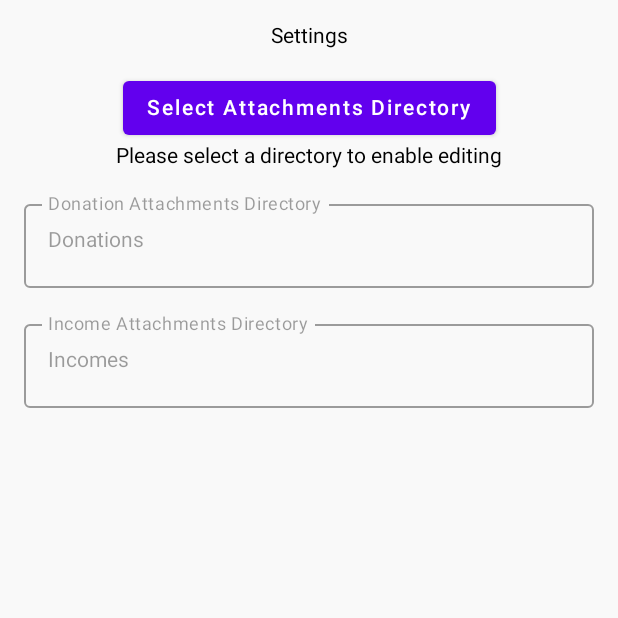
After one commit to moshe-gr/my-maser, an Android app built with Jetpack Compose: the SettingsActivity screen opened directly, with no data from a screen before it, on a phone screen of 412 x 824 dp, the top half of it. The commit adds this screen. Run offline under Robolectric (Android 15) with nearby library versions, the phone set to English and light mode, and no system bars.

Commit message:
Feat: Add settings screen for managing attachments
This commit introduces a new settings screen that allows users to configure and manage attachments for donations and incomes.

- **Settings Screen**: A new `SettingsActivity` and `SettingsScreen` composable have been added.
- **Attachment Directory**: Users can now select a root directory for storing attachments. This requires `WRITE_EXTERNAL_STORAGE` and `READ_EXTERNAL_STORAGE` permissions, which have been added to the `AndroidManifest.xml`.
- **Directory Configuration**: Once a root directory is selected, users can specify and rename the subdirectories for "Donations" and "Incomes".
- **Attachment Saving**: The logic in `HistoryItem.kt` has been updated to save attachments to the configured directory structure (`<root>/<type>/<year>/<name>/<filename>`).
- **ViewModel and Repository**: A `SettingsViewModel` and `SettingsRepository` have been created to handle the settings logic using DataStore.
- **UI**:
    - A `FloatingActionButton` with a settings icon has been added to the `MainScreen` to open the new settings activity.
    - Added new string resources for the settings screen in both English and Hebrew.
- **Dependencies**: The `androidx.documentfile:documentfile` dependency was added to work with the Storage Access Framework.

```diff
--- a/app/build.gradle.kts
+++ b/app/build.gradle.kts
@@ -62,6 +62,7 @@ dependencies {
     implementation("androidx.navigation:navigation-compose:2.9.6")
     implementation("androidx.compose.ui:ui-viewbinding:1.10.0")
     implementation("androidx.datastore:datastore-preferences:1.2.0")
+    implementation("androidx.documentfile:documentfile:1.1.0")
 
     testImplementation("junit:junit:4.13.2")
     androidTestImplementation("androidx.test.ext:junit:1.3.0")
--- /dev/null
+++ b/app/src/main/java/com/example/mymaser/settings/SettingsActivity.kt
@@ -0,0 +1,22 @@
+package com.example.mymaser.settings
+
+import android.os.Bundle
+import androidx.activity.compose.setContent
+import androidx.activity.viewModels
+import androidx.appcompat.app.AppCompatActivity
+import com.example.mymaser.settings.data.SettingsRepository
+import com.example.mymaser.settings.gui.SettingsScreen
+
+class SettingsActivity : AppCompatActivity() {
+
+    private val settingsViewModel: SettingsViewModel by viewModels {
+        SettingsViewModelFactory(SettingsRepository(this))
+    }
+
+    override fun onCreate(savedInstanceState: Bundle?) {
+        super.onCreate(savedInstanceState)
+        setContent {
+            SettingsScreen(settingsViewModel)
+        }
+    }
+}
--- /dev/null
+++ b/app/src/main/java/com/example/mymaser/settings/SettingsKeys.kt
@@ -0,0 +1,9 @@
+package com.example.mymaser.settings
+
+import androidx.datastore.preferences.core.stringPreferencesKey
+
+object SettingsKeys {
+    val PUBLIC_DONATION_NAME = stringPreferencesKey("public_donation_name")
+    val PUBLIC_INCOME_NAME = stringPreferencesKey("public_income_name")
+    val ATTACHMENT_DIRECTORY_URI = stringPreferencesKey("attachment_directory_uri")
+}
--- /dev/null
+++ b/app/src/main/java/com/example/mymaser/settings/SettingsViewModel.kt
@@ -0,0 +1,28 @@
+package com.example.mymaser.settings
+
+import androidx.datastore.preferences.core.Preferences
+import androidx.lifecycle.ViewModel
+import androidx.lifecycle.ViewModelProvider
+import com.example.mymaser.settings.data.SettingsRepository
+import kotlinx.coroutines.flow.Flow
+
+class SettingsViewModel(private val repository: SettingsRepository) : ViewModel() {
+
+    fun getString(key: Preferences.Key<String>, defaultValue: String): Flow<String> {
+        return repository.getString(key, defaultValue)
+    }
+
+    suspend fun setString(key: Preferences.Key<String>, value: String) {
+        repository.setString(key, value)
+    }
+}
+
+class SettingsViewModelFactory(private val repository: SettingsRepository) : ViewModelProvider.Factory {
+    override fun <T : ViewModel> create(modelClass: Class<T>): T {
+        if (modelClass.isAssignableFrom(SettingsViewModel::class.java)) {
+            @Suppress("UNCHECKED_CAST")
+            return SettingsViewModel(repository) as T
+        }
+        throw IllegalArgumentException("Unknown ViewModel class")
+    }
+}
--- /dev/null
+++ b/app/src/main/java/com/example/mymaser/settings/data/SettingsRepository.kt
@@ -0,0 +1,25 @@
+package com.example.mymaser.settings.data
+
+import android.content.Context
+import androidx.datastore.preferences.core.Preferences
+import androidx.datastore.preferences.core.edit
+import com.example.mymaser.dataStore
+import kotlinx.coroutines.flow.Flow
+import kotlinx.coroutines.flow.map
+
+class SettingsRepository(context: Context) {
+
+    private val dataStore = context.dataStore
+
+    fun getString(key: Preferences.Key<String>, defaultValue: String): Flow<String> {
+        return dataStore.data.map {
+            it[key] ?: defaultValue
+        }
+    }
+
+    suspend fun setString(key: Preferences.Key<String>, value: String) {
+        dataStore.edit {
+            it[key] = value
+        }
+    }
+}
--- /dev/null
+++ b/app/src/main/java/com/example/mymaser/settings/gui/SettingsScreen.kt
@@ -0,0 +1,139 @@
+package com.example.mymaser.settings.gui
+
+import android.content.Intent
+import android.net.Uri
+import androidx.activity.compose.rememberLauncherForActivityResult
+import androidx.activity.result.contract.ActivityResultContracts
+import androidx.compose.foundation.background
+import androidx.compose.foundation.layout.Column
+import androidx.compose.foundation.layout.Spacer
+import androidx.compose.foundation.layout.fillMaxSize
+import androidx.compose.foundation.layout.fillMaxWidth
+import androidx.compose.foundation.layout.padding
+import androidx.compose.foundation.layout.size
+import androidx.compose.foundation.layout.systemBarsPadding
+import androidx.compose.material.Button
+import androidx.compose.material.OutlinedTextField
+import androidx.compose.material.Scaffold
+import androidx.compose.material.Text
+import androidx.compose.runtime.Composable
+import androidx.compose.runtime.collectAsState
+import androidx.compose.runtime.getValue
+import androidx.compose.runtime.rememberCoroutineScope
+import androidx.compose.ui.Alignment
+import androidx.compose.ui.Modifier
+import androidx.compose.ui.platform.LocalContext
+import androidx.compose.ui.res.colorResource
+import androidx.compose.ui.res.stringResource
+import androidx.compose.ui.unit.dp
+import androidx.documentfile.provider.DocumentFile
+import com.example.mymaser.R
+import com.example.mymaser.settings.SettingsKeys
+import com.example.mymaser.settings.SettingsViewModel
+import kotlinx.coroutines.launch
+import androidx.core.net.toUri
+
+@Composable
+fun SettingsScreen(viewModel: SettingsViewModel) {
+    val attachmentDirectoryUri by viewModel.getString(
+        SettingsKeys.ATTACHMENT_DIRECTORY_URI,
+        ""
+    ).collectAsState(initial = "")
+    val donationDirectoryName by viewModel.getString(
+        SettingsKeys.PUBLIC_DONATION_NAME,
+        stringResource(R.string.donations)
+    ).collectAsState(initial = stringResource(R.string.donations))
+    val incomeDirectoryName by viewModel.getString(
+        SettingsKeys.PUBLIC_INCOME_NAME,
+        stringResource(R.string.incomes)
+    ).collectAsState(initial = stringResource(R.string.incomes))
+    val coroutineScope = rememberCoroutineScope()
+    val context = LocalContext.current
+
+    val launcher = rememberLauncherForActivityResult(
+        contract = ActivityResultContracts.OpenDocumentTree()
+    ) { uri: Uri? ->
+        if (uri != null) {
+            val contentResolver = context.contentResolver
+            contentResolver.takePersistableUriPermission(
+                uri,
+                Intent.FLAG_GRANT_READ_URI_PERMISSION or Intent.FLAG_GRANT_WRITE_URI_PERMISSION
+            )
+            coroutineScope.launch {
+                viewModel.setString(SettingsKeys.ATTACHMENT_DIRECTORY_URI, uri.toString())
+            }
+        }
+    }
+
+    val renameDirectory = { oldName: String, newName: String ->
+        if (attachmentDirectoryUri.isNotBlank() && newName.isNotBlank() && oldName != newName) {
+            val treeUri = attachmentDirectoryUri.toUri()
+            val rootDir = DocumentFile.fromTreeUri(context, treeUri)
+            val oldDir = rootDir?.findFile(oldName)
+            if (oldDir != null && oldDir.isDirectory) {
+                oldDir.renameTo(newName)
+            } else {
+                // If the directory doesn't exist, create it.
+                rootDir?.createDirectory(newName)
+            }
+        }
+    }
+
+    Scaffold(
+        modifier = Modifier
+            .fillMaxSize()
+            .background(colorResource(id = R.color.colorPrimary))
+            .systemBarsPadding(),
+        backgroundColor = colorResource(id = R.color.bg_color)
+    ) { paddingValues ->
+        Column(
+            modifier = Modifier
+                .padding(paddingValues)
+                .padding(16.dp)
+                .fillMaxSize(),
+            horizontalAlignment = Alignment.CenterHorizontally
+        ) {
+            Text(text = stringResource(R.string.settings))
+            Spacer(modifier = Modifier.size(16.dp))
+
+            Button(onClick = { launcher.launch(null) }) {
+                Text(text = stringResource(R.string.select_attachments_directory))
+            }
+            if (attachmentDirectoryUri.isNotBlank()) {
+                val treeUri = attachmentDirectoryUri.toUri()
+                val rootDir = DocumentFile.fromTreeUri(context, treeUri)
+                Text(text = "Selected directory: ${rootDir?.name}")
+            } else {
+                Text(text = stringResource(id = R.string.select_directory_to_enable))
+            }
+
+
+            Spacer(modifier = Modifier.size(16.dp))
+            OutlinedTextField(
+                modifier = Modifier.fillMaxWidth(),
+                value = donationDirectoryName,
+                onValueChange = { newValue ->
+                    renameDirectory(donationDirectoryName, newValue)
+                    coroutineScope.launch {
+                        viewModel.setString(SettingsKeys.PUBLIC_DONATION_NAME, newValue)
+                    }
+                },
+                label = { Text(stringResource(R.string.donation_attachments_directory)) },
+                enabled = attachmentDirectoryUri.isNotBlank()
+            )
+            Spacer(modifier = Modifier.size(16.dp))
+            OutlinedTextField(
+                modifier = Modifier.fillMaxWidth(),
+                value = incomeDirectoryName,
+                onValueChange = { newValue ->
+                    renameDirectory(incomeDirectoryName, newValue)
+                    coroutineScope.launch {
+                        viewModel.setString(SettingsKeys.PUBLIC_INCOME_NAME, newValue)
+                    }
+                },
+                label = { Text(stringResource(R.string.income_attachments_directory)) },
+                enabled = attachmentDirectoryUri.isNotBlank()
+            )
+        }
+    }
+}
--- a/app/src/main/res/values/strings.xml
+++ b/app/src/main/res/values/strings.xml
@@ -24,4 +24,12 @@
     <string name="today">Today</string>
     <string name="this_week">This weak</string>
     <string name="this_monthh">This month</string>
+    <string name="settings">Settings</string>
+    <string name="donations">Donations</string>
+    <string name="incomes">Incomes</string>
+    <string name="donation_attachments_directory">Donation Attachments Directory</string>
+    <string name="income_attachments_directory">Income Attachments Directory</string>
+    <string name="select_attachments_directory">Select Attachments Directory</string>
+    <string name="select_directory_to_enable">Please select a directory to enable editing</string>
+    <string name="please_select_a_directory_in_settings">Please select a directory in settings</string>
 </resources>
```
Also changed, not shown: app/src/main/AndroidManifest.xml (+8 -1 lines), app/src/main/java/com/example/mymaser/gui/components/HistoryItem.kt (+123 -13 lines), app/src/main/java/com/example/mymaser/gui/screens/MainScreen.kt (+22 -0 lines), 1 other file.
